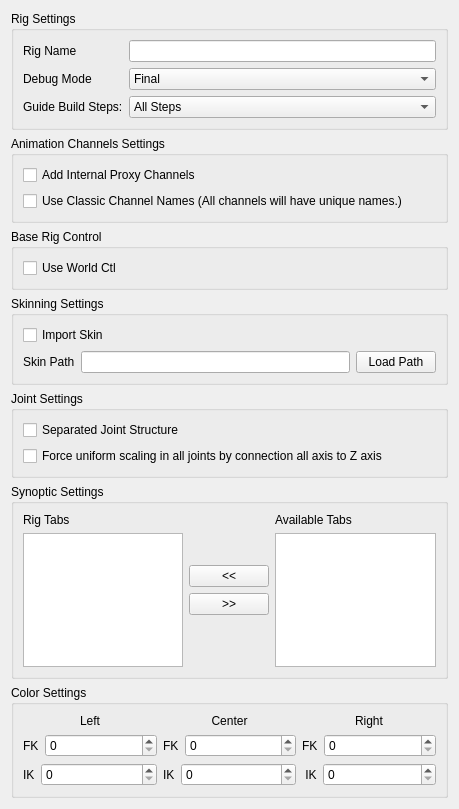
mgear-dev/shifter, file scripts/mgear/shifter/guide_ui.ui: the form before one commit.
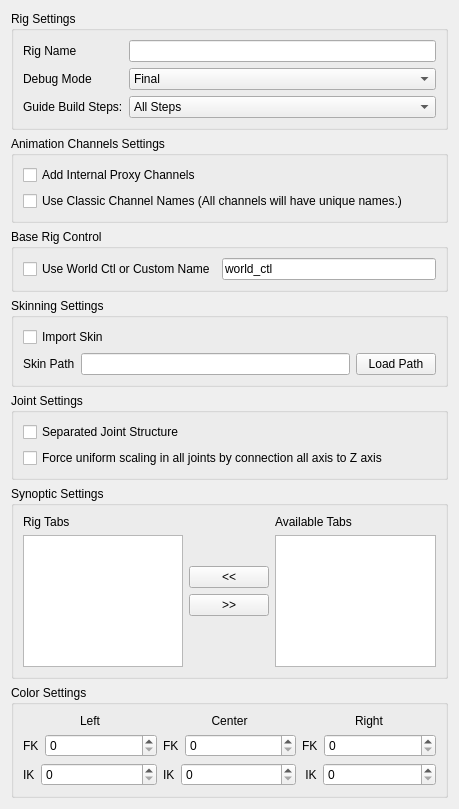
The form after the commit.

Commit message: configurable naming template. Templates are working. But there is an issue with having free form names in the component name. For example whe the component is split using _ #83

What changed in the file:
```diff
--- a/scripts/mgear/shifter/guide_ui.ui
+++ b/scripts/mgear/shifter/guide_ui.ui
@@ -530,14 +530,21 @@
      <property name="title">
       <string>Base Rig Control</string>
      </property>
-     <layout class="QGridLayout" name="gridLayout_9">
-      <item row="0" column="0">
+     <layout class="QHBoxLayout" name="horizontalLayout_9">
+      <item>
        <widget class="QCheckBox" name="worldCtl_checkBox">
         <property name="toolTip">
          <string>&lt;html&gt;&lt;head/&gt;&lt;body&gt;&lt;p&gt;Shifter creates by default a Base control called &amp;quot;&lt;span style=&quot; font-weight:600;&quot;&gt;global_C0_ctl&lt;/span&gt;&amp;quot;. &lt;/p&gt;&lt;p&gt;Since this control is not accesible from any guide locator. Is not possible to add it as a space reference.&lt;/p&gt;&lt;p&gt;If this option is active, The base control will be named &amp;quot;&lt;span style=&quot; font-weight:600;&quot;&gt;world_ctl&lt;/span&gt;&amp;quot; and we can add &amp;quot;&lt;span style=&quot; font-weight:600;&quot;&gt;global_C0_ctl&lt;/span&gt;&amp;quot; as a regular &amp;quot;Control_01&amp;quot; component. &lt;/p&gt;&lt;p&gt;This way we can use it as space reference.&lt;/p&gt;&lt;p&gt;The biped guide template is configured with this structure.&lt;/p&gt;&lt;/body&gt;&lt;/html&gt;</string>
         </property>
         <property name="text">
-         <string>Use World Ctl</string>
+         <string>Use World Ctl or Custom Name</string>
+        </property>
+       </widget>
+      </item>
+      <item>
+       <widget class="QLineEdit" name="worldCtl_lineEdit">
+        <property name="text">
+         <string>world_ctl</string>
         </property>
        </widget>
       </item>
```
The commit also changes 7 other files.
